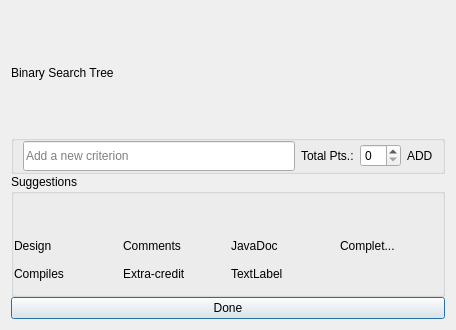
This is TurboGrade/ui/rubricview.ui in wassgha/TurboGrade as Qt 5 draws it before an edit. The edited form follows.
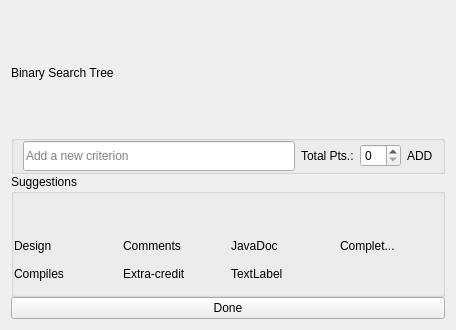
This is the edited form. Icons and pictures are not drawn. Custom widgets are drawn as their Qt base class.

Diff of the .ui file:
```diff
--- a/TurboGrade/ui/rubricview.ui
+++ b/TurboGrade/ui/rubricview.ui
@@ -317,6 +317,9 @@
       <iconset resource="resources.qrc">
        <normaloff>:/misc/res/confirm.png</normaloff>:/misc/res/confirm.png</iconset>
      </property>
+     <property name="autoDefault">
+      <bool>false</bool>
+     </property>
     </widget>
    </item>
   </layout>
```
